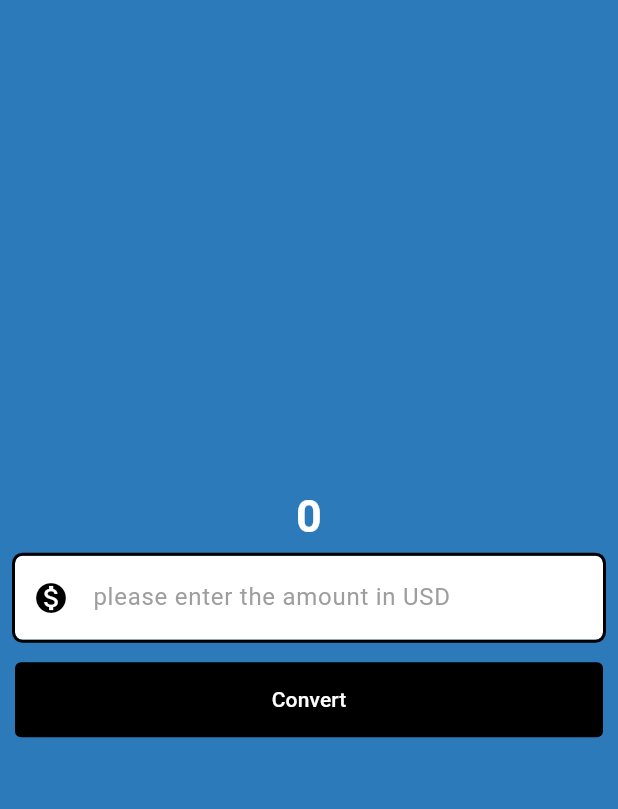
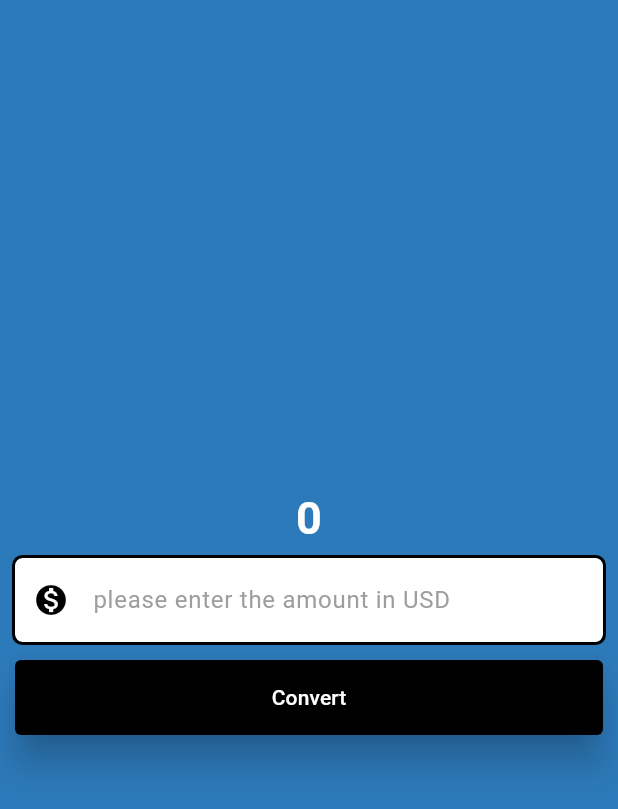
Before and after one commit to Priyanshudev001/Flutter-daily-progress-V2, a Flutter app: the screen it shows after launch, on a phone screen of 412 x 824 dp. Shown: the top 809 px of the screen. Run offline on Flutter 3.47's test engine with Material 3 defaults, Android fonts, the light colour scheme and no system bars.

Commit message:
ElevatedButton Widget

```diff
--- a/lib/currency_coverter_materal_page.dart
+++ b/lib/currency_coverter_materal_page.dart
@@ -49,8 +49,8 @@ class CurrencyCoverterMateralPage extends StatelessWidget {
               ),
             ),
             Padding(
-              padding: const EdgeInsets.all(10.0),
-              child: TextButton(
+              padding: const EdgeInsets.fromLTRB(10, 7, 10, 10),
+              child: ElevatedButton(
                 onPressed: () {
                   if (kDebugMode) {
                     print('buttom clicked');
@@ -58,6 +58,7 @@ class CurrencyCoverterMateralPage extends StatelessWidget {
                 },
 
                 style: TextButton.styleFrom(
+                  elevation: 10,
                   backgroundColor: Colors.black,
                   foregroundColor: Colors.white,
                   minimumSize: Size(double.infinity, 50),
```
